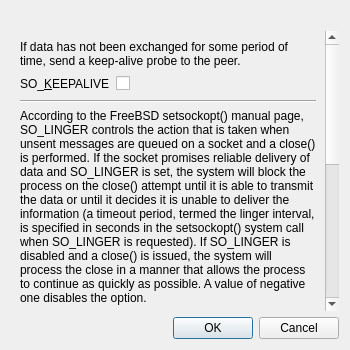
Before: the Qt Designer form branches/trunk/GoldBug-UI/spot-on-socket-options.ui in textbrowser/spot-on, drawn with Qt 5.
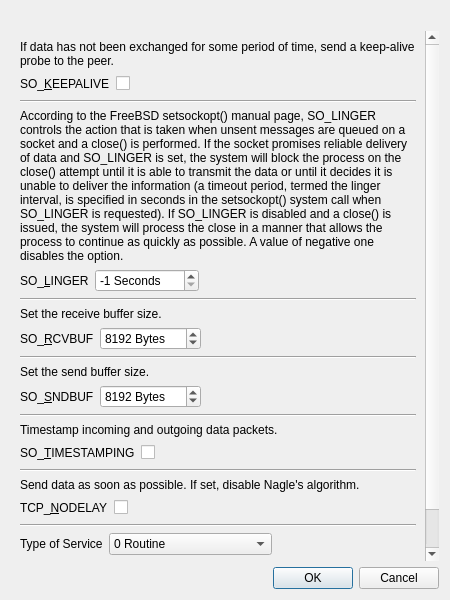
After: the same form once the commit is applied. Icons and pictures are not drawn.

Commit message: Type of Service.

Patch:
```diff
--- a/branches/trunk/GoldBug-UI/spot-on-socket-options.ui
+++ b/branches/trunk/GoldBug-UI/spot-on-socket-options.ui
@@ -6,8 +6,8 @@
    <rect>
     <x>0</x>
     <y>0</y>
-    <width>350</width>
-    <height>350</height>
+    <width>450</width>
+    <height>600</height>
    </rect>
   </property>
   <property name="windowIcon">
@@ -38,8 +38,8 @@
        <rect>
         <x>0</x>
         <y>0</y>
-        <width>316</width>
-        <height>898</height>
+        <width>417</width>
+        <height>710</height>
        </rect>
       </property>
       <layout class="QVBoxLayout" name="verticalLayout_2">
@@ -369,6 +369,87 @@
          </item>
         </layout>
        </item>
+       <item>
+        <widget class="Line" name="line_6">
+         <property name="orientation">
+          <enum>Qt::Horizontal</enum>
+         </property>
+        </widget>
+       </item>
+       <item>
+        <layout class="QHBoxLayout" name="horizontalLayout_7">
+         <item>
+          <widget class="QLabel" name="label_13">
+           <property name="text">
+            <string>Type of Service</string>
+           </property>
+           <property name="buddy">
+            <cstring>so_sndbuf</cstring>
+           </property>
+          </widget>
+         </item>
+         <item>
+          <widget class="QComboBox" name="type_of_service">
+           <property name="sizeAdjustPolicy">
+            <enum>QComboBox::AdjustToContents</enum>
+           </property>
+           <item>
+            <property name="text">
+             <string>0 Routine</string>
+            </property>
+           </item>
+           <item>
+            <property name="text">
+             <string>32 Priority</string>
+            </property>
+           </item>
+           <item>
+            <property name="text">
+             <string>64 Immediate</string>
+            </property>
+           </item>
+           <item>
+            <property name="text">
+             <string>96 Flash</string>
+            </property>
+           </item>
+           <item>
+            <property name="text">
+             <string>128 Flash Override</string>
+            </property>
+           </item>
+           <item>
+            <property name="text">
+             <string>160 CRITIC / ECP</string>
+            </property>
+           </item>
+           <item>
+            <property name="text">
+             <string>192 Internetwork Control</string>
+            </property>
+           </item>
+           <item>
+            <property name="text">
+             <string>224 Network Control</string>
+            </property>
+           </item>
+          </widget>
+         </item>
+         <item>
+          <spacer name="horizontalSpacer_7">
+           <property name="orientation">
+            <enum>Qt::Horizontal</enum>
+           </property>
+           <property name="sizeHint" stdset="0">
+            <size>
+             <width>40</width>
+             <height>20</height>
+            </size>
+           </property>
+          </spacer>
+         </item>
+        </layout>
+       </item>
        <item>
         <spacer name="verticalSpacer">
          <property name="orientation">
```
The commit also changes 5 other files.
